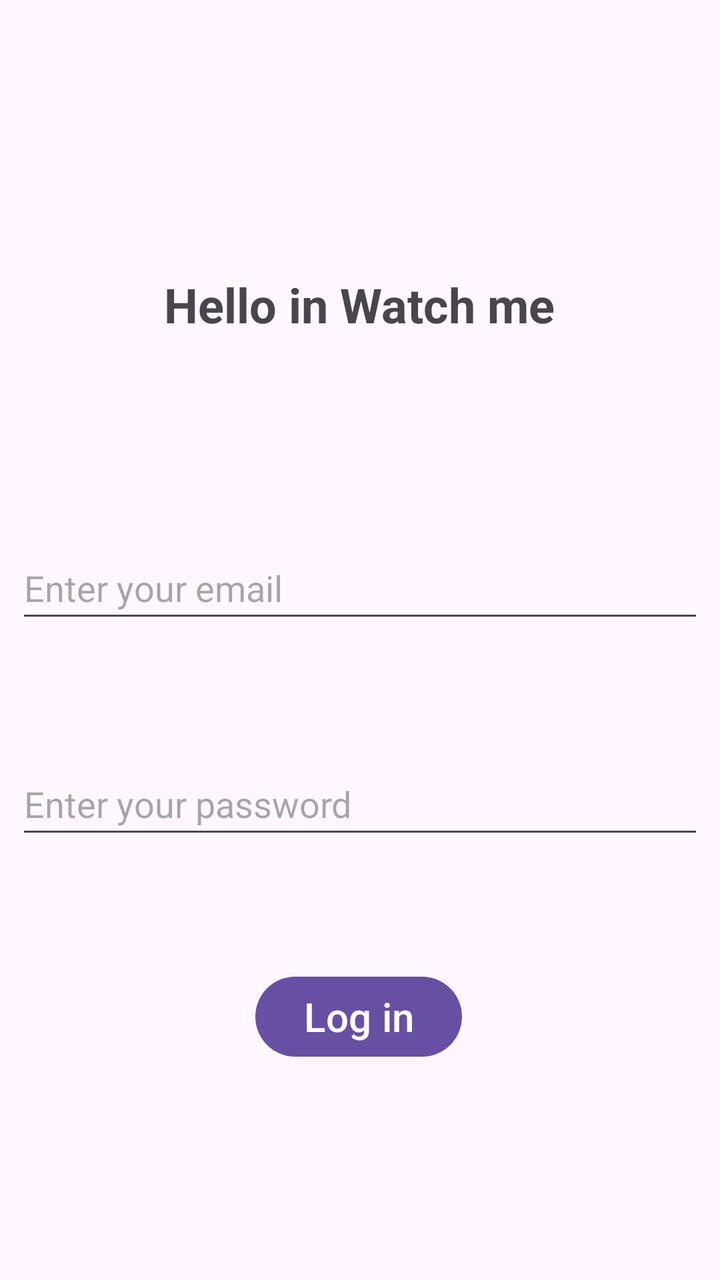
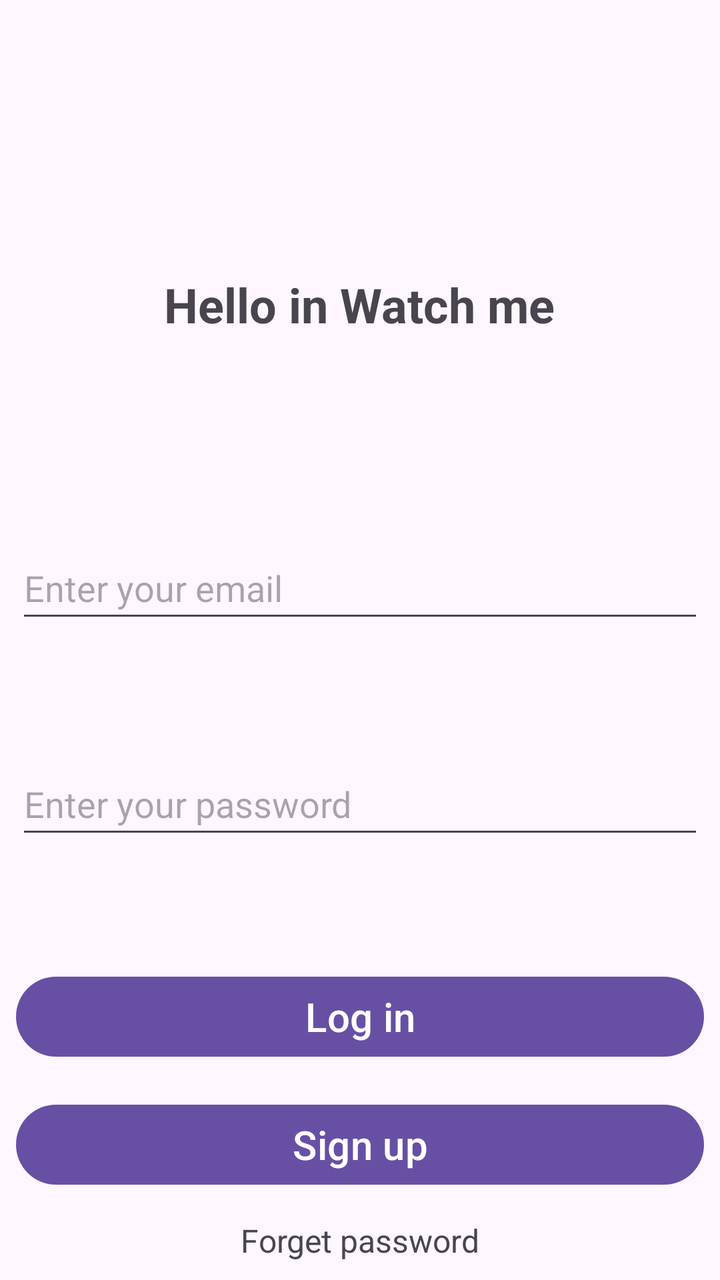

Before-and-after screenshots of an Android layout around one commit, followed by the original layout XML and the change that was made.
<!-- AndroidManifest.xml: application theme Theme.WatchMe -->
<!-- res/layout/fragment_login.xml -->
<?xml version="1.0" encoding="utf-8"?>
<FrameLayout xmlns:android="http://schemas.android.com/apk/res/android"
    xmlns:app="http://schemas.android.com/apk/res-auto"
    xmlns:tools="http://schemas.android.com/tools"
    android:layout_width="match_parent"
    android:layout_height="match_parent"
    tools:context=".accessusers.Login">

    <androidx.constraintlayout.widget.ConstraintLayout
        android:layout_width="match_parent"
        android:layout_height="match_parent">

        <TextView
            android:id="@+id/textView"
            android:layout_width="wrap_content"
            android:layout_height="wrap_content"
            android:layout_marginTop="136dp"
            android:text="Hello in Watch me"
            android:textSize="24sp"
            android:textStyle="bold"
            app:layout_constraintEnd_toEndOf="parent"
            app:layout_constraintHorizontal_bias="0.498"
            app:layout_constraintStart_toStartOf="parent"
            app:layout_constraintTop_toTopOf="parent" />

        <EditText
            android:id="@+id/email_edt"
            android:layout_width="0dp"
            android:layout_height="48dp"
            android:layout_marginLeft="8dp"
            android:layout_marginTop="100dp"
            android:layout_marginRight="8dp"
            android:ems="10"
            android:hint="Enter your email"
            android:inputType="textEmailAddress"
            app:layout_constraintEnd_toEndOf="parent"
            app:layout_constraintHorizontal_bias="0.497"
            app:layout_constraintStart_toStartOf="parent"
            app:layout_constraintTop_toBottomOf="@+id/textView" />

        <EditText
            android:id="@+id/password_edt"
            android:layout_width="0dp"
            android:layout_height="48dp"
            android:layout_marginLeft="8dp"
            android:layout_marginTop="60dp"
            android:layout_marginRight="8dp"
            android:ems="10"
            android:hint="@string/password_hint"
            android:inputType="textPassword"
            app:layout_constraintEnd_toEndOf="parent"
            app:layout_constraintHorizontal_bias="0.497"
            app:layout_constraintStart_toStartOf="parent"
            app:layout_constraintTop_toBottomOf="@+id/email_edt" />

        <Button
            android:id="@+id/login_btn"
            style="@style/Widget.Material3.Button"
            android:layout_width="wrap_content"
            android:layout_height="wrap_content"
            android:layout_marginTop="60dp"
            android:text="Log in"
            android:textSize="20sp"
            app:layout_constraintEnd_toEndOf="parent"
            app:layout_constraintHorizontal_bias="0.498"
            app:layout_constraintStart_toStartOf="parent"
            app:layout_constraintTop_toBottomOf="@+id/password_edt" />
    </androidx.constraintlayout.widget.ConstraintLayout>
</FrameLayout>
<!-- resources referenced by this layout -->
<resources>
  <string name="password_hint">Enter your password</string>
  <style name="Theme.WatchMe" parent="Base.Theme.WatchMe" />
  <style name="Base.Theme.WatchMe" parent="Theme.Material3.DayNight.NoActionBar">
          
          
      </style>
</resources>

<!-- the commit's change to res/layout/fragment_login.xml (unified diff, before → after) -->
@@ -56,14 +56,40 @@
         <Button
             android:id="@+id/login_btn"
             style="@style/Widget.Material3.Button"
-            android:layout_width="wrap_content"
+            android:layout_width="0dp"
             android:layout_height="wrap_content"
+            android:layout_marginLeft="8dp"
             android:layout_marginTop="60dp"
+            android:layout_marginRight="8dp"
             android:text="Log in"
             android:textSize="20sp"
             app:layout_constraintEnd_toEndOf="parent"
             app:layout_constraintHorizontal_bias="0.498"
             app:layout_constraintStart_toStartOf="parent"
             app:layout_constraintTop_toBottomOf="@+id/password_edt" />
+
+        <Button
+            android:id="@+id/signup_btn"
+            android:layout_width="0dp"
+            android:layout_height="wrap_content"
+            android:layout_marginLeft="8dp"
+            android:layout_marginTop="16dp"
+            android:layout_marginRight="8dp"
+            android:text="Sign up"
+            android:textSize="20sp"
+            app:layout_constraintEnd_toEndOf="parent"
+            app:layout_constraintStart_toStartOf="parent"
+            app:layout_constraintTop_toBottomOf="@+id/login_btn" />
+
+        <TextView
+            android:id="@+id/forget_password_tv"
+            android:layout_width="wrap_content"
+            android:layout_height="wrap_content"
+            android:layout_marginTop="13dp"
+            android:text="Forget password"
+            android:textSize="16sp"
+            app:layout_constraintEnd_toEndOf="parent"
+            app:layout_constraintStart_toStartOf="parent"
+            app:layout_constraintTop_toBottomOf="@+id/signup_btn" />
     </androidx.constraintlayout.widget.ConstraintLayout>
 </FrameLayout>
